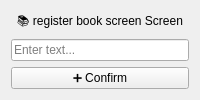
Before: the Qt Designer form Proyecto/ui/screens/CU01_register_book_screen.ui in CL200111/Ingesoft2025-1G8, drawn with Qt 5.
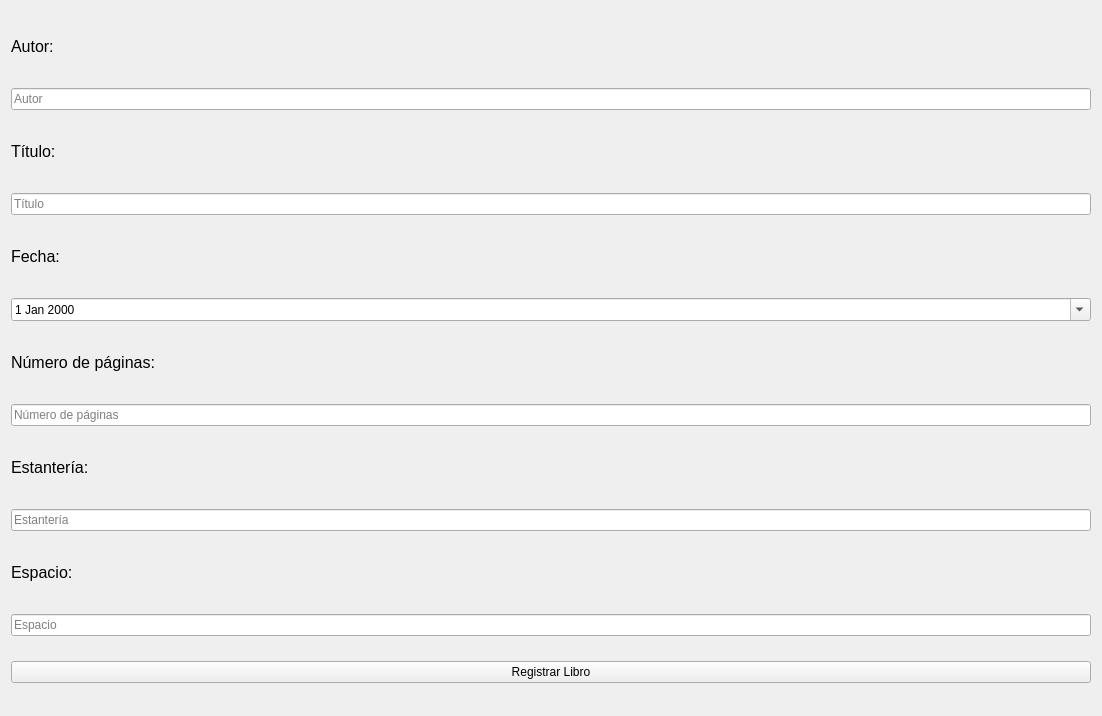
After: the same form once the commit is applied.

Commit message: añadido funcion de registrar libro e interfaz relacionada

```diff
--- a/Proyecto/ui/screens/CU01_register_book_screen.ui
+++ b/Proyecto/ui/screens/CU01_register_book_screen.ui
@@ -2,28 +2,181 @@
 <ui version="4.0">
  <class>register_book_screen</class>
  <widget class="QWidget" name="register_book_screen">
+  <property name="geometry">
+   <rect>
+    <x>0</x>
+    <y>0</y>
+    <width>1102</width>
+    <height>716</height>
+   </rect>
+  </property>
+  <property name="windowTitle">
+   <string>Registrar Libro</string>
+  </property>
   <layout class="QVBoxLayout" name="verticalLayout">
    <item>
-    <widget class="QLabel" name="label_heading">
+    <widget class="QLabel" name="label">
+     <property name="enabled">
+      <bool>true</bool>
+     </property>
+     <property name="minimumSize">
+      <size>
+       <width>907</width>
+       <height>0</height>
+      </size>
+     </property>
+     <property name="maximumSize">
+      <size>
+       <width>666</width>
+       <height>33</height>
+      </size>
+     </property>
+     <property name="font">
+      <font>
+       <pointsize>12</pointsize>
+      </font>
+     </property>
      <property name="text">
-      <string>📚 register book screen Screen</string>
+      <string>Autor:</string>
      </property>
-     <property name="alignment">
-      <set>Qt::AlignCenter</set>
+    </widget>
+   </item>
+   <item>
+    <widget class="QLineEdit" name="autorInput">
+     <property name="placeholderText">
+      <string>Autor</string>
      </property>
     </widget>
    </item>
    <item>
-    <widget class="QLineEdit" name="titleInput">
+    <widget class="QLabel" name="label_2">
+     <property name="maximumSize">
+      <size>
+       <width>666</width>
+       <height>33</height>
+      </size>
+     </property>
+     <property name="font">
+      <font>
+       <pointsize>12</pointsize>
+      </font>
+     </property>
+     <property name="text">
+      <string>Título:</string>
+     </property>
+    </widget>
+   </item>
+   <item>
+    <widget class="QLineEdit" name="tituloInput">
      <property name="placeholderText">
-      <string>Enter text...</string>
+      <string>Título</string>
+     </property>
+    </widget>
+   </item>
+   <item>
+    <widget class="QLabel" name="label_3">
+     <property name="maximumSize">
+      <size>
+       <width>666</width>
+       <height>33</height>
+      </size>
+     </property>
+     <property name="font">
+      <font>
+       <pointsize>12</pointsize>
+      </font>
+     </property>
+     <property name="text">
+      <string>Fecha:</string>
+     </property>
+    </widget>
+   </item>
+   <item>
+    <widget class="QDateEdit" name="fechaInput">
+     <property name="calendarPopup">
+      <bool>true</bool>
+     </property>
+    </widget>
+   </item>
+   <item>
+    <widget class="QLabel" name="label_6">
+     <property name="maximumSize">
+      <size>
+       <width>666</width>
+       <height>33</height>
+      </size>
+     </property>
+     <property name="font">
+      <font>
+       <pointsize>12</pointsize>
+      </font>
+     </property>
+     <property name="text">
+      <string>Número de páginas:</string>
+     </property>
+    </widget>
+   </item>
+   <item>
+    <widget class="QLineEdit" name="paginasInput">
+     <property name="placeholderText">
+      <string>Número de páginas</string>
+     </property>
+    </widget>
+   </item>
+   <item>
+    <widget class="QLabel" name="label_5">
+     <property name="maximumSize">
+      <size>
+       <width>666</width>
+       <height>33</height>
+      </size>
+     </property>
+     <property name="font">
+      <font>
+       <pointsize>12</pointsize>
+      </font>
+     </property>
+     <property name="text">
+      <string>Estantería:</string>
+     </property>
+    </widget>
+   </item>
+   <item>
+    <widget class="QLineEdit" name="estanteriaInput">
+     <property name="placeholderText">
+      <string>Estantería</string>
+     </property>
+    </widget>
+   </item>
+   <item>
+    <widget class="QLabel" name="label_4">
+     <property name="maximumSize">
+      <size>
+       <width>666</width>
+       <height>33</height>
+      </size>
+     </property>
+     <property name="font">
+      <font>
+       <pointsize>12</pointsize>
+      </font>
+     </property>
+     <property name="text">
+      <string>Espacio:</string>
+     </property>
+    </widget>
+   </item>
+   <item>
+    <widget class="QLineEdit" name="espacioInput">
+     <property name="placeholderText">
+      <string>Espacio</string>
      </property>
     </widget>
    </item>
    <item>
     <widget class="QPushButton" name="saveButton">
      <property name="text">
-      <string>➕ Confirm</string>
+      <string>Registrar Libro</string>
      </property>
     </widget>
    </item>
```
The commit also changes 2 other files.
